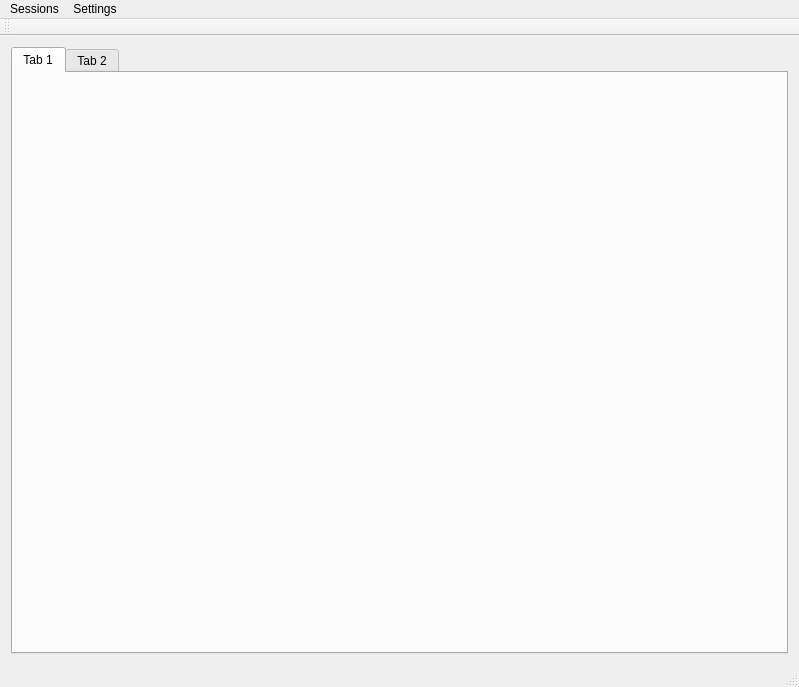
This is widget/mainwindow.ui in mugiseyebrows/mugi-grep as Qt 5 draws it before an edit. The edited form follows.
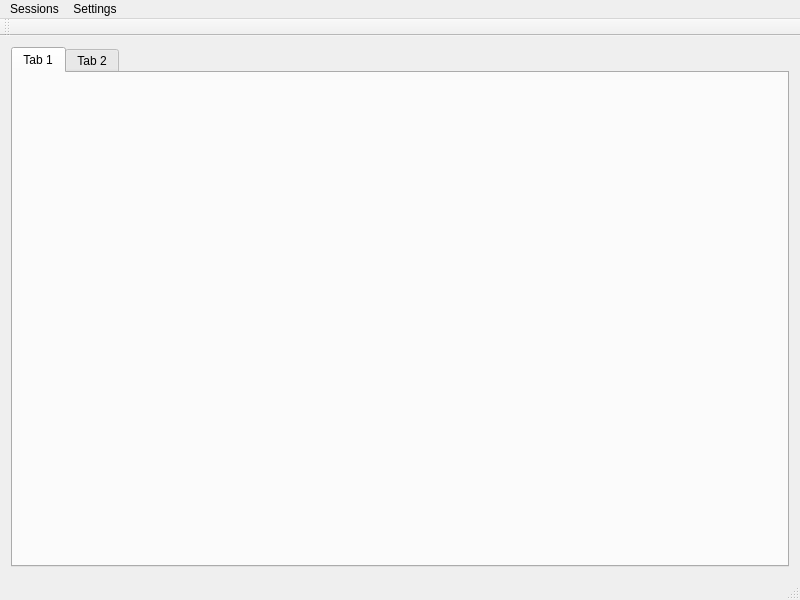
This is the edited form.

```diff
--- a/widget/mainwindow.ui
+++ b/widget/mainwindow.ui
@@ -6,8 +6,8 @@
    <rect>
     <x>0</x>
     <y>0</y>
-    <width>799</width>
-    <height>687</height>
+    <width>800</width>
+    <height>600</height>
    </rect>
   </property>
   <property name="windowTitle">
@@ -39,8 +39,8 @@
     <rect>
      <x>0</x>
      <y>0</y>
-     <width>799</width>
-     <height>26</height>
+     <width>800</width>
+     <height>25</height>
     </rect>
    </property>
    <widget class="QMenu" name="menuSession">
```
